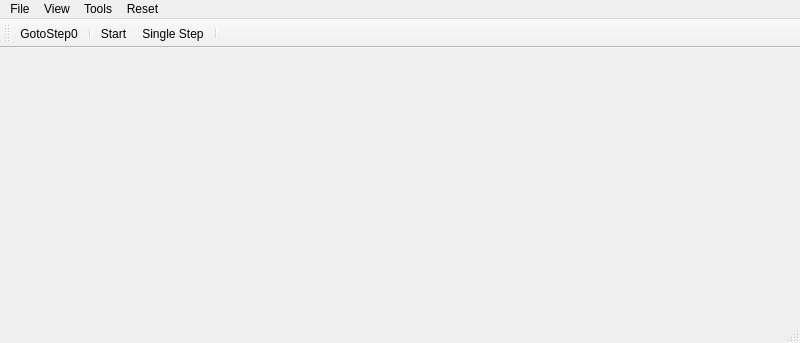
igorg520b/icFlow4liquid, file gui/windows/mainwindow.ui: the form before one commit.
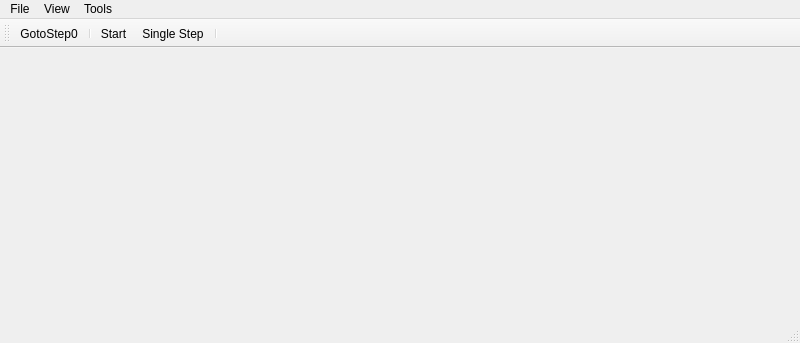
The form after the commit. Icons and pictures are not drawn.

```diff
--- a/gui/windows/mainwindow.ui
+++ b/gui/windows/mainwindow.ui
@@ -48,17 +48,9 @@
     <addaction name="separator"/>
     <addaction name="separator"/>
    </widget>
-   <widget class="QMenu" name="menuReset">
-    <property name="title">
-     <string>Reset</string>
-    </property>
-    <addaction name="actionSetup_1"/>
-    <addaction name="actionSetup_2"/>
-   </widget>
    <addaction name="menuFile"/>
    <addaction name="menuTools"/>
    <addaction name="menuTools_2"/>
-   <addaction name="menuReset"/>
   </widget>
   <widget class="QStatusBar" name="statusbar"/>
   <widget class="QToolBar" name="toolBar">
```
Left out of the diff: 12 changed lines with no effect on the pictures.
